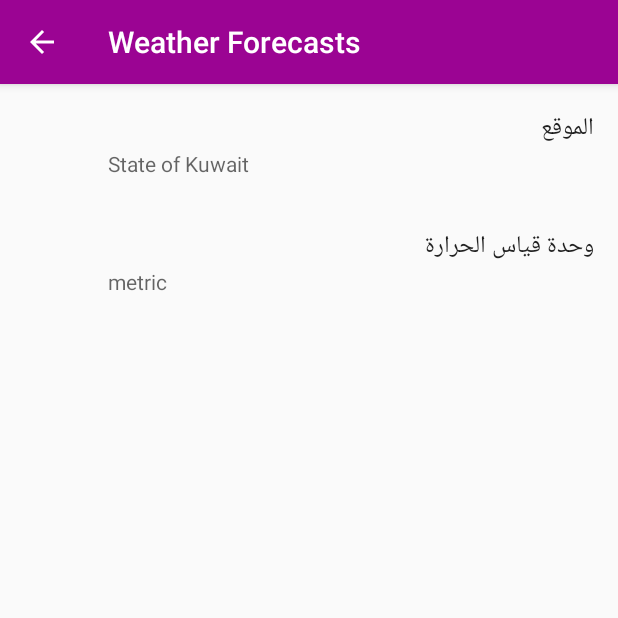
After one commit to barmej/android-degree-c07-weather-forecasts, an Android app: the SettingsActivity screen opened directly, with no data from a screen before it, on a phone screen of 412 x 824 dp, the top half of it. The commit adds this screen. Run offline under Robolectric (Android 15) with nearby library versions, the phone set to English and light mode, and no system bars; our stand-ins replace androidx.preference; network calls fail.

Commit message:
Add settings screen

```diff
--- a/app/build.gradle
+++ b/app/build.gradle
@@ -20,10 +20,11 @@ android {
 
 dependencies {
     implementation fileTree(dir: 'libs', include: ['*.jar'])
-    implementation 'com.android.volley:volley:1.1.1'
     implementation 'androidx.appcompat:appcompat:1.0.2'
     implementation 'androidx.constraintlayout:constraintlayout:1.1.3'
     implementation 'com.google.android.material:material:1.0.0'
+    implementation 'androidx.preference:preference:1.0.0'
+    implementation 'com.android.volley:volley:1.1.1'
     testImplementation 'junit:junit:4.12'
     androidTestImplementation 'androidx.test.ext:junit:1.1.0'
     androidTestImplementation 'androidx.test.espresso:espresso-core:3.1.1'
--- a/app/src/main/AndroidManifest.xml
+++ b/app/src/main/AndroidManifest.xml
@@ -21,6 +21,9 @@
                 <category android:name="android.intent.category.LAUNCHER" />
             </intent-filter>
         </activity>
+        <activity
+            android:name=".SettingsActivity"
+            android:parentActivityName=".MainActivity" />
     </application>
 
 </manifest>
--- /dev/null
+++ b/app/src/main/java/com/barmej/weatherforecasts/SettingsActivity.java
@@ -0,0 +1,14 @@
+package com.barmej.weatherforecasts;
+
+import android.os.Bundle;
+
+import androidx.appcompat.app.AppCompatActivity;
+
+public class SettingsActivity extends AppCompatActivity {
+
+    @Override
+    protected void onCreate(Bundle savedInstanceState) {
+        super.onCreate(savedInstanceState);
+        setContentView(R.layout.activity_settings);
+    }
+}
--- /dev/null
+++ b/app/src/main/java/com/barmej/weatherforecasts/fragments/SettingsFragment.java
@@ -0,0 +1,94 @@
+package com.barmej.weatherforecasts.fragments;
+
+import android.content.SharedPreferences;
+import android.os.Bundle;
+import android.text.TextUtils;
+
+import androidx.preference.ListPreference;
+import androidx.preference.Preference;
+import androidx.preference.PreferenceFragmentCompat;
+import androidx.preference.PreferenceScreen;
+
+import com.barmej.weatherforecasts.R;
+
+
+/**
+ * The SettingsFragment serves as the display for all of the user's settings. From this fragment the
+ * users will be able to change their preference for units of measurement from metric to imperial
+ * and set their preferred weather location
+ */
+public class SettingsFragment extends PreferenceFragmentCompat implements SharedPreferences.OnSharedPreferenceChangeListener {
+
+    @Override
+    public void onCreatePreferences(Bundle bundle, String s) {
+
+        // Show preferences defined in the XML file
+        addPreferencesFromResource(R.xml.settings);
+
+        /*
+         * Loop through all preference and update their summary to show user preferences
+         * saved in the SharedPreferences file
+         */
+        PreferenceScreen prefScreen = getPreferenceScreen();
+        int count = prefScreen.getPreferenceCount();
+        for (int i = 0; i < count; i++) {
+            Preference preference = prefScreen.getPreference(i);
+            setPreferenceSummary(preference);
+        }
+    }
+
+    @Override
+    public void onStart() {
+        super.onStart();
+        // register the preference change listener
+        getPreferenceScreen().getSharedPreferences().registerOnSharedPreferenceChangeListener(this);
+    }
+
+    @Override
+    public void onStop() {
+        super.onStop();
+        // unregister the preference change listener
+        getPreferenceScreen().getSharedPreferences().unregisterOnSharedPreferenceChangeListener(this);
+    }
+
+    @Override
+    public void onSharedPreferenceChanged(SharedPreferences sharedPreferences, String key) {
+
+        // Update preference summary
+        Preference preference = findPreference(key);
+        if (preference != null) {
+            setPreferenceSummary(preference);
+        }
+
+    }
+
+    private void setPreferenceSummary(Preference preference) {
+
+        // Get the value associated with the preference key from the SharedPreferences file
+        String value = preference.getSharedPreferences().getString(preference.getKey(), "");
+
+        // If the value is empty that means it's not set yet so we should not update the summary
+        if (TextUtils.isEmpty(value)) {
+            return;
+        }
+
+        if (preference instanceof ListPreference) {
+            /*
+             * For list preferences, look up the correct display value in
+             * the preference's 'entries' list (since they have separate labels/values).
+             */
+            ListPreference listPreference = (ListPreference) preference;
+            int prefIndex = listPreference.findIndexOfValue(value);
+            if (prefIndex >= 0) {
+                preference.setSummary(listPreference.getEntries()[prefIndex]);
+            }
+        } else {
+            // For other preferences, set the value's string as a summary.
+            preference.setSummary(value);
+        }
+
+
+    }
+
+
+}
--- /dev/null
+++ b/app/src/main/res/values/arrays.xml
@@ -0,0 +1,14 @@
+<?xml version="1.0" encoding="utf-8"?>
+<resources>
+
+    <string-array name="pref_units_options">
+        <item>@string/pref_units_label_metric</item>
+        <item>@string/pref_units_label_imperial</item>
+    </string-array>
+
+    <string-array name="pref_units_values">
+        <item>@string/pref_units_metric</item>
+        <item>@string/pref_units_imperial</item>
+    </string-array>
+
+</resources>
--- a/app/src/main/res/values/strings.xml
+++ b/app/src/main/res/values/strings.xml
@@ -1,10 +1,26 @@
 <resources xmlns:xliff="urn:oasis:names:tc:xliff:document:1.2">
     <string name="app_name">Weather Forecasts</string>
 
-    <!-- Secondary weather info labels -->
+    <!-- Title of the SettingsActivity -->
+    <string name="title_activity_settings">Settings</string>
+
+    <!-- Used to open Settings Menu from MainActivity and DetailActivity -->
+    <string name="action_settings">Settings</string>
+
+    <!-- - - - - - - - - - - - - - - - -
+      - Secondary weather info labels   -
+      - - - - - - - - - - - - - - - - - -->
     <string name="wind_label">Wind</string>
     <string name="pressure_label">Pressure</string>
     <string name="humidity_label">Humidity</string>
+
+    <!-- - - - - - - - - - - - - - - - -
+      - Preference Labels              -
+      - - - - - - - - - - - - - - - - - -->
+    <string name="pref_location_label">الموقع</string>
+    <string name="pref_units_label">وحدة قياس الحرارة</string>
+    <string name="pref_units_label_metric">النظام المتري</string>
+    <string name="pref_units_label_imperial">النظام الامبراطوري</string>
 
     <!-- - - - - - - - - - - - - - - - -
       - Used by WeatherUtils           -
@@ -66,10 +82,27 @@
     <!-- For labelling tomorrow -->
     <string name="tomorrow">Tomorrow</string>
 
+
+    <!-- - - - - - - - - - - - - -
+    - Untranslatable             -
+    - - - - - - - - - - - - - - -->
+
     <!-- OpenWeatherMap API Key -->
     <string name="api_key" translatable="false">ae5e7114f7eec266797a8c8a796c5144</string>
 
-    <!-- Default location preference -->
+    <!-- Key name for storing location in SharedPreferences -->
+    <string name="pref_location_key" translatable="false">location</string>
+
+    <!-- Default postal code for location preference -->
     <string name="pref_location_default" translatable="false">State of Kuwait</string>
 
+    <!-- Key name for temperature unit preference in SharedPreferences -->
+    <string name="pref_units_key" translatable="false">units</string>
+
+    <!-- Value in SharedPreferences for metric temperature unit option -->
+    <string name="pref_units_metric" translatable="false">metric</string>
+
+    <!-- Value in SharedPreferences for imperial temperature unit option -->
+    <string name="pref_units_imperial" translatable="false">imperial</string>
+
 </resources>
--- /dev/null
+++ b/app/src/main/res/xml/settings.xml
@@ -0,0 +1,24 @@
+<?xml version="1.0" encoding="utf-8"?>
+<PreferenceScreen xmlns:android="http://schemas.android.com/apk/res/android"
+    android:layout_width="match_parent"
+    android:layout_height="match_parent">
+
+    <!-- To determine the weather data location preference -->
+    <EditTextPreference
+        android:defaultValue="@string/pref_location_default"
+        android:inputType="text"
+        android:key="@string/pref_location_key"
+        android:singleLine="true"
+        android:summary="@string/pref_location_default"
+        android:title="@string/pref_location_label" />
+
+    <!-- To determine the unite measurement system-->
+    <ListPreference
+        android:defaultValue="@string/pref_units_metric"
+        android:entries="@array/pref_units_options"
+        android:entryValues="@array/pref_units_values"
+        android:key="@string/pref_units_key"
+        android:summary="@string/pref_units_metric"
+        android:title="@string/pref_units_label" />
+
+</PreferenceScreen>
```
Also changed, not shown: app/src/main/java/com/barmej/weatherforecasts/MainActivity.java (+45 -1 lines), app/src/main/res/layout/activity_settings.xml (added, +10 -0 lines), app/src/main/res/menu/main_menu.xml (added, +12 -0 lines), 1 other file.
